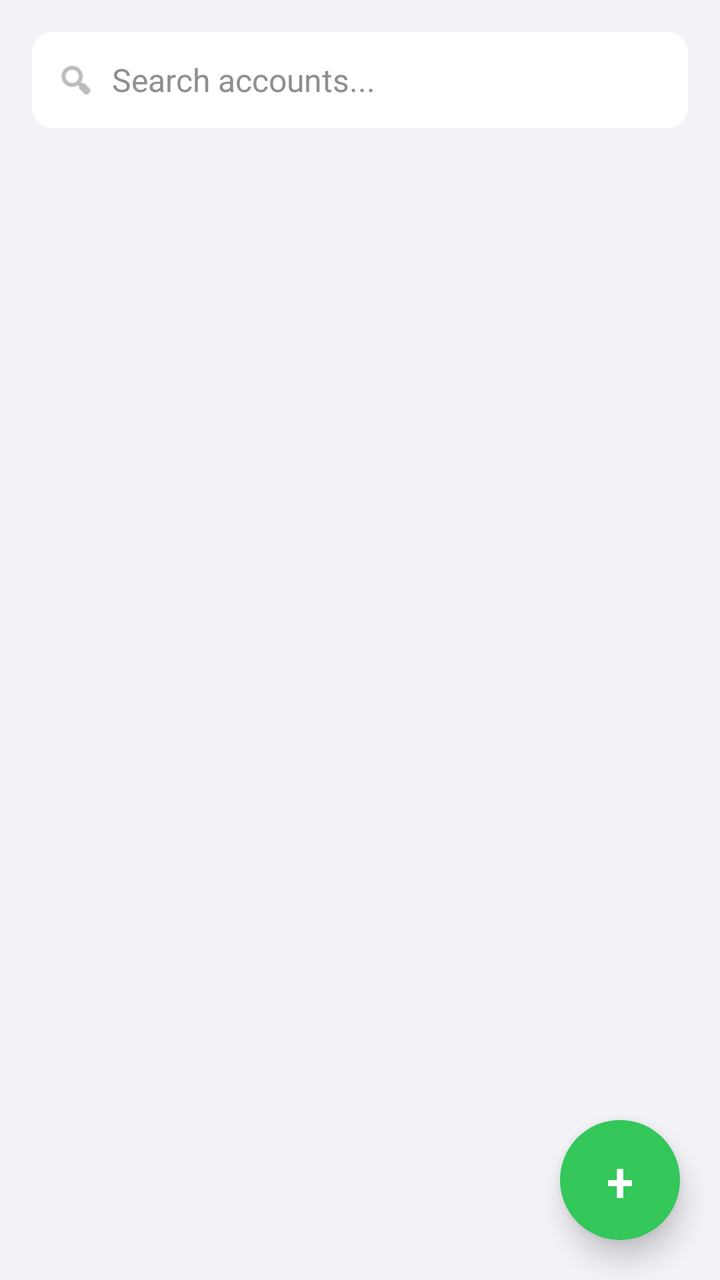
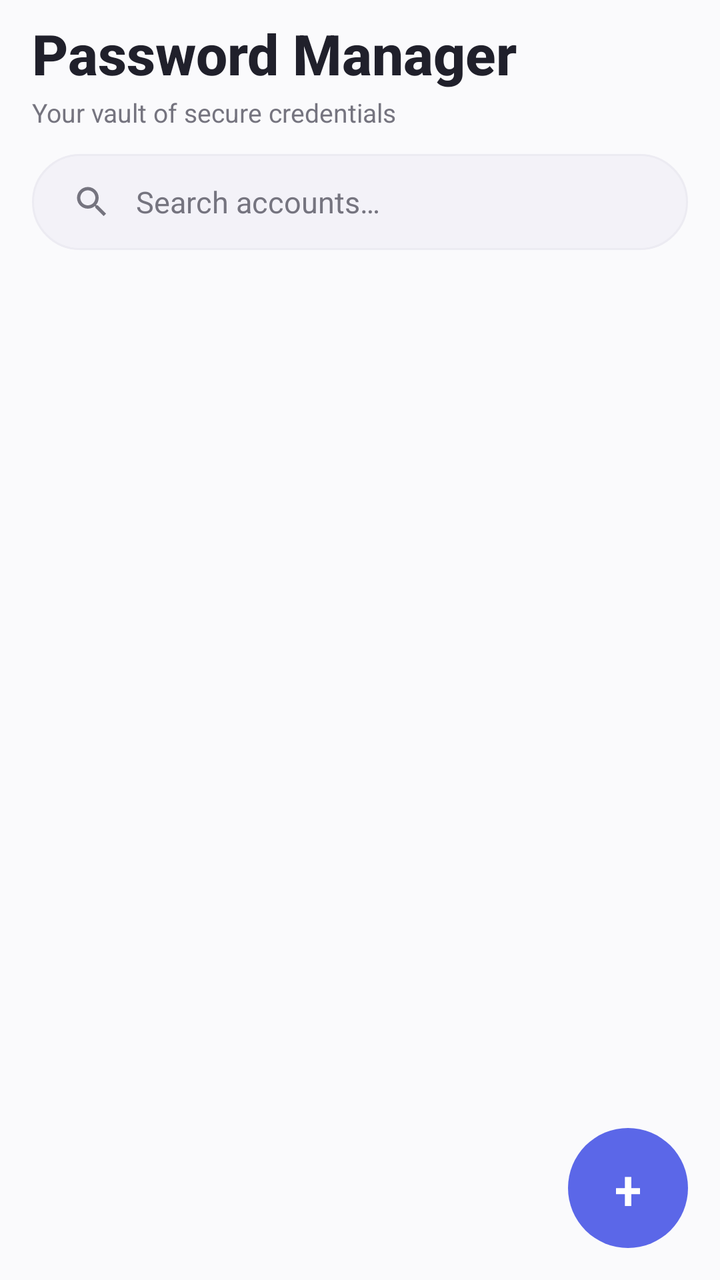

The first picture is an Android layout as it rendered before a commit; the second is the same layout after the commit. The layout source and the unified diff follow.
<!-- AndroidManifest.xml: application theme Theme.LorenzFlow -->
<!-- res/layout/fragment_password_manager.xml -->
<?xml version="1.0" encoding="utf-8"?>
<FrameLayout
    xmlns:android="http://schemas.android.com/apk/res/android"
    xmlns:app="http://schemas.android.com/apk/res-auto"
    android:layout_width="match_parent"
    android:layout_height="match_parent"
    android:background="@color/ios_grouped_background">

    <LinearLayout
        android:layout_width="match_parent"
        android:layout_height="match_parent"
        android:orientation="vertical">

        
        <com.google.android.material.card.MaterialCardView
            android:layout_width="match_parent"
            android:layout_height="wrap_content"
            android:layout_margin="16dp"
            app:cardCornerRadius="10dp"
            app:cardElevation="0dp"
            app:strokeWidth="0dp"
            app:cardBackgroundColor="?attr/colorSurface">

            <LinearLayout
                android:layout_width="match_parent"
                android:layout_height="wrap_content"
                android:orientation="horizontal"
                android:gravity="center_vertical"
                android:paddingHorizontal="12dp"
                android:paddingVertical="4dp">

                <ImageView
                    android:layout_width="20dp"
                    android:layout_height="20dp"
                    android:src="@android:drawable/ic_menu_search"
                    app:tint="@color/ios_secondary_label"
                    android:importantForAccessibility="no"/>

                <EditText
                    android:id="@+id/edit_search_passwords"
                    android:layout_width="match_parent"
                    android:layout_height="40dp"
                    android:layout_marginStart="8dp"
                    android:background="@android:color/transparent"
                    android:hint="Search accounts..."
                    android:textColor="?attr/colorOnSurface"
                    android:textColorHint="@color/ios_secondary_label"
                    android:textSize="16sp"
                    android:inputType="text"
                    android:maxLines="1"
                    android:fontFamily="sans-serif"/>

            </LinearLayout>

        </com.google.android.material.card.MaterialCardView>

        
        <androidx.core.widget.NestedScrollView
            android:layout_width="match_parent"
            android:layout_height="match_parent"
            android:fillViewport="true">

            <FrameLayout
                android:layout_width="match_parent"
                android:layout_height="wrap_content">

                
                <LinearLayout
                    android:id="@+id/empty_state_passwords"
                    android:layout_width="match_parent"
                    android:layout_height="wrap_content"
                    android:gravity="center"
                    android:orientation="vertical"
                    android:layout_marginTop="60dp"
                    android:padding="24dp"
                    android:visibility="gone">

                    <ImageView
                        android:layout_width="72dp"
                        android:layout_height="72dp"
                        android:src="@drawable/ic_lock"
                        android:alpha="0.2"
                        app:tint="?attr/colorOnSurface"
                        android:importantForAccessibility="no" />

                    <TextView
                        android:layout_width="wrap_content"
                        android:layout_height="wrap_content"
                        android:layout_marginTop="16dp"
                        android:text="No passwords stored yet.\nTap + to secure your first password!"
                        android:textAlignment="center"
                        android:textColor="@color/ios_secondary_label"
                        android:textSize="15sp"
                        android:fontFamily="sans-serif" />

                </LinearLayout>

                
                <androidx.recyclerview.widget.RecyclerView
                    android:id="@+id/recycler_passwords"
                    android:layout_width="match_parent"
                    android:layout_height="wrap_content"
                    android:paddingHorizontal="16dp"
                    android:paddingBottom="80dp"
                    android:clipToPadding="false"/>

            </FrameLayout>

        </androidx.core.widget.NestedScrollView>

    </LinearLayout>

    
    <com.google.android.material.button.MaterialButton
        android:id="@+id/fab_add_password"
        android:layout_width="60dp"
        android:layout_height="60dp"
        android:layout_gravity="bottom|end"
        android:layout_marginEnd="20dp"
        android:layout_marginBottom="20dp"
        android:elevation="8dp"
        android:text="+"
        android:textSize="28sp"
        android:textColor="@android:color/white"
        android:gravity="center"
        android:insetTop="0dp"
        android:insetBottom="0dp"
        android:insetLeft="0dp"
        android:insetRight="0dp"
        android:paddingTop="0dp"
        android:paddingBottom="0dp"
        app:backgroundTint="@color/ios_green"
        app:cornerRadius="30dp"
        style="@style/Widget.Material3.Button.UnelevatedButton" />

</FrameLayout>
<!-- resources referenced by this layout -->
<resources>
  <color name="ios_green">#34C759</color>
  <color name="ios_grouped_background">#F2F2F7</color>
  <color name="ios_secondary_label">#8E8E93</color>
  <style name="Theme.LorenzFlow" parent="Theme.Material3.Light.NoActionBar">
          <item name="colorPrimary">@color/md_theme_light_primary</item>
          <item name="colorOnPrimary">@color/md_theme_light_onPrimary</item>
          <item name="colorPrimaryContainer">@color/md_theme_light_primaryContainer</item>
          <item name="colorOnPrimaryContainer">@color/md_theme_light_onPrimaryContainer</item>
          <item name="colorSecondary">@color/md_theme_light_secondary</item>
          <item name="colorOnSecondary">@color/md_theme_light_onSecondary</item>
          <item name="colorSecondaryContainer">@color/md_theme_light_secondaryContainer</item>
          <item name="colorOnSecondaryContainer">@color/md_theme_light_onSecondaryContainer</item>
          <item name="colorTertiary">@color/md_theme_light_tertiary</item>
          <item name="colorOnTertiary">@color/md_theme_light_onTertiary</item>
          <item name="colorTertiaryContainer">@color/md_theme_light_tertiaryContainer</item>
          <item name="colorOnTertiaryContainer">@color/md_theme_light_onTertiaryContainer</item>
          <item name="colorError">@color/md_theme_light_error</item>
          <item name="colorOnError">@color/md_theme_light_onError</item>
          <item name="colorErrorContainer">@color/md_theme_light_errorContainer</item>
          <item name="colorOnErrorContainer">@color/md_theme_light_onErrorContainer</item>
          <item name="android:colorBackground">@color/md_theme_light_background</item>
          <item name="colorOnBackground">@color/md_theme_light_onBackground</item>
          <item name="colorSurface">@color/md_theme_light_surface</item>
          <item name="colorOnSurface">@color/md_theme_light_onSurface</item>
          <item name="colorSurfaceVariant">@color/md_theme_light_surfaceVariant</item>
          <item name="colorOnSurfaceVariant">@color/md_theme_light_onSurfaceVariant</item>
          <item name="colorOutline">@color/md_theme_light_outline</item>
          <item name="colorOutlineVariant">@color/md_theme_light_outlineVariant</item>
          <item name="colorSurfaceInverse">@color/md_theme_light_inverseSurface</item>
          <item name="colorOnSurfaceInverse">@color/md_theme_light_inverseOnSurface</item>
  
          
          <item name="android:statusBarColor">@android:color/transparent</item>
          <item name="android:navigationBarColor">@color/md_theme_light_surface</item>
          <item name="android:windowLightStatusBar">true</item>
      </style>
  <color name="md_theme_light_primary">#007AFF</color>
  <color name="md_theme_light_onPrimary">#FFFFFF</color>
  <color name="md_theme_light_primaryContainer">#D6E4FF</color>
  <color name="md_theme_light_onPrimaryContainer">#001B3E</color>
  <color name="md_theme_light_secondary">#5856D6</color>
  <color name="md_theme_light_onSecondary">#FFFFFF</color>
  <color name="md_theme_light_secondaryContainer">#E8E0FF</color>
  <color name="md_theme_light_onSecondaryContainer">#1C0062</color>
  <color name="md_theme_light_background">#F2F2F7</color>
  <color name="md_theme_light_onBackground">#1C1C1E</color>
  <color name="md_theme_light_onSurface">#1C1C1E</color>
  <color name="md_theme_light_surfaceVariant">#FFFFFF</color>
  <color name="md_theme_light_onSurfaceVariant">#3C3C43</color>
  <color name="md_theme_light_outline">#C6C6C8</color>
  <color name="md_theme_light_outlineVariant">#E5E5EA</color>
  <!-- unchanged entries left out for length: 12 -->
</resources>

<!-- the commit's change to res/layout/fragment_password_manager.xml (unified diff, before → after) -->
@@ -4,7 +4,7 @@
     xmlns:app="http://schemas.android.com/apk/res-auto"
     android:layout_width="match_parent"
     android:layout_height="match_parent"
-    android:background="@color/ios_grouped_background">
+    android:background="@color/lf_background">
 
     <LinearLayout
         android:layout_width="match_parent"
@@ -12,52 +12,67 @@
         android:orientation="vertical">
 
         
-        <com.google.android.material.card.MaterialCardView
+        <TextView
+            android:layout_width="wrap_content"
+            android:layout_height="wrap_content"
+            android:layout_marginTop="@dimen/lf_spacing_sm"
+            android:paddingHorizontal="@dimen/lf_screen_padding"
+            android:text="@string/pm_title"
+            android:textSize="28sp"
+            android:textStyle="bold"
+            android:fontFamily="sans-serif-medium"
+            android:textColor="@color/lf_text_primary" />
+
+        <TextView
+            android:layout_width="wrap_content"
+            android:layout_height="wrap_content"
+            android:layout_marginTop="2dp"
+            android:paddingHorizontal="@dimen/lf_screen_padding"
+            android:text="@string/pm_subtitle"
+            android:textSize="13sp"
+            android:textColor="@color/lf_text_secondary" />
+
+        
+        <LinearLayout
             android:layout_width="match_parent"
-            android:layout_height="wrap_content"
-            android:layout_margin="16dp"
-            app:cardCornerRadius="10dp"
-            app:cardElevation="0dp"
-            app:strokeWidth="0dp"
-            app:cardBackgroundColor="?attr/colorSurface">
+            android:layout_height="@dimen/lf_search_height"
+            android:layout_marginHorizontal="@dimen/lf_screen_padding"
+            android:layout_marginTop="@dimen/lf_spacing_md"
+            android:background="@drawable/pill_search_background"
+            android:gravity="center_vertical"
+            android:orientation="horizontal"
+            android:paddingHorizontal="@dimen/lf_search_horizontal_padding">
 
-            <LinearLayout
+            <ImageView
+                android:layout_width="20dp"
+                android:layout_height="20dp"
+                android:src="@drawable/ic_search"
+                app:tint="@color/lf_text_secondary"
+                android:importantForAccessibility="no" />
+
+            <EditText
+                android:id="@+id/edit_search_passwords"
                 android:layout_width="match_parent"
-                android:layout_height="wrap_content"
-                android:orientation="horizontal"
-                android:gravity="center_vertical"
-                android:paddingHorizontal="12dp"
-                android:paddingVertical="4dp">
+                android:layout_height="match_parent"
+                android:layout_marginStart="12dp"
+                android:background="@null"
+                android:hint="@string/pm_search_hint"
+                android:textColor="@color/lf_text_primary"
+                android:textColorHint="@color/lf_text_secondary"
+                android:textSize="15sp"
+                android:inputType="text"
+                android:imeOptions="actionSearch"
+                android:importantForAutofill="no"
+                android:maxLines="1"
+                android:fontFamily="sans-serif" />
 
-                <ImageView
-                    android:layout_width="20dp"
-                    android:layout_height="20dp"
-                    android:src="@android:drawable/ic_menu_search"
-                    app:tint="@color/ios_secondary_label"
-                    android:importantForAccessibility="no"/>
-
-                <EditText
-                    android:id="@+id/edit_search_passwords"
-                    android:layout_width="match_parent"
-                    android:layout_height="40dp"
-                    android:layout_marginStart="8dp"
-                    android:background="@android:color/transparent"
-                    android:hint="Search accounts..."
-                    android:textColor="?attr/colorOnSurface"
-                    android:textColorHint="@color/ios_secondary_label"
-                    android:textSize="16sp"
-                    android:inputType="text"
-                    android:maxLines="1"
-                    android:fontFamily="sans-serif"/>
-
-            </LinearLayout>
-
-        </com.google.android.material.card.MaterialCardView>
+        </LinearLayout>
 
         
         <androidx.core.widget.NestedScrollView
             android:layout_width="match_parent"
-            android:layout_height="match_parent"
+            android:layout_height="0dp"
+            android:layout_weight="1"
             android:fillViewport="true">
 
             <FrameLayout
@@ -79,19 +94,18 @@
                         android:layout_width="72dp"
                         android:layout_height="72dp"
                         android:src="@drawable/ic_lock"
-                        android:alpha="0.2"
-                        app:tint="?attr/colorOnSurface"
+                        android:alpha="0.25"
+                        app:tint="@color/lf_text_secondary"
                         android:importantForAccessibility="no" />
 
                     <TextView
                         android:layout_width="wrap_content"
                         android:layout_height="wrap_content"
                         android:layout_marginTop="16dp"
-                        android:text="No passwords stored yet.\nTap + to secure your first password!"
+                        android:text="@string/pm_empty_passwords"
                         android:textAlignment="center"
-                        android:textColor="@color/ios_secondary_label"
-                        android:textSize="15sp"
-                        android:fontFamily="sans-serif" />
+                        android:textAppearance="@style/TextAppearance.LF.Caption"
+                        android:textSize="15sp" />
 
                 </LinearLayout>
 
@@ -100,9 +114,10 @@
                     android:id="@+id/recycler_passwords"
                     android:layout_width="match_parent"
                     android:layout_height="wrap_content"
-                    android:paddingHorizontal="16dp"
+                    android:paddingHorizontal="@dimen/lf_screen_padding"
+                    android:paddingTop="@dimen/lf_spacing_md"
                     android:paddingBottom="80dp"
-                    android:clipToPadding="false"/>
+                    android:clipToPadding="false" />
 
             </FrameLayout>
 
@@ -116,12 +131,12 @@
         android:layout_width="60dp"
         android:layout_height="60dp"
         android:layout_gravity="bottom|end"
-        android:layout_marginEnd="20dp"
-        android:layout_marginBottom="20dp"
-        android:elevation="8dp"
+        android:layout_marginEnd="@dimen/lf_screen_padding"
+        android:layout_marginBottom="@dimen/lf_screen_padding"
+        android:elevation="0dp"
         android:text="+"
         android:textSize="28sp"
-        android:textColor="@android:color/white"
+        android:textColor="@color/lf_on_accent"
         android:gravity="center"
         android:insetTop="0dp"
         android:insetBottom="0dp"
@@ -129,7 +144,7 @@
         android:insetRight="0dp"
         android:paddingTop="0dp"
         android:paddingBottom="0dp"
-        app:backgroundTint="@color/ios_green"
+        app:backgroundTint="@color/lf_accent"
         app:cornerRadius="30dp"
         style="@style/Widget.Material3.Button.UnelevatedButton" />
 
<!-- resource entries referenced after the edit -->
@@ -1,17 +1,53 @@
 <!-- resources referenced by this layout -->
 <resources>
-  <color name="ios_green">#34C759</color>
-  <color name="ios_grouped_background">#F2F2F7</color>
-  <color name="ios_secondary_label">#8E8E93</color>
+  <color name="lf_accent">#5B67E8</color>
+  <color name="lf_background">#FAFAFC</color>
+  <color name="lf_on_accent">#FFFFFF</color>
+  <color name="lf_text_primary">#20202B</color>
+  <color name="lf_text_secondary">#75747F</color>
+  <dimen name="lf_screen_padding">16dp</dimen>
+  <dimen name="lf_search_height">48dp</dimen>
+  <dimen name="lf_search_horizontal_padding">20dp</dimen>
+  <dimen name="lf_spacing_md">12dp</dimen>
+  <dimen name="lf_spacing_sm">8dp</dimen>
+  <!-- drawable ic_search (drawable) -->
+  <vector xmlns:android="http://schemas.android.com/apk/res/android"
+      android:width="24dp"
+      android:height="24dp"
+      android:viewportWidth="24"
+      android:viewportHeight="24">
+      <path
+          android:fillColor="@android:color/white"
+          android:pathData="M15.5,14h-0.79l-0.28,-0.27C15.41,12.59 16,11.11 16,9.5 16,5.91 13.09,3 9.5,3S3,5.91 3,9.5 5.91,16 9.5,16c1.61,0 3.09,-0.59 4.23,-1.57l0.27,0.28v0.79l5,4.99L20.49,19l-4.99,-5zM9.5,14C7.01,14 5,11.99 5,9.5S7.01,5 9.5,5 14,7.01 14,9.5 11.99,14 9.5,14z" />
+  </vector>
+  <!-- drawable pill_search_background (drawable) -->
+  <?xml version="1.0" encoding="utf-8"?>
+  <shape xmlns:android="http://schemas.android.com/apk/res/android"
+      android:shape="rectangle">
+      <solid android:color="@color/lf_surface_variant" />
+      <stroke
+          android:width="1dp"
+          android:color="@color/lf_hairline" />
+      <corners android:radius="@dimen/lf_corner_pill" />
+  </shape>
+  <string name="pm_empty_passwords">No passwords stored yet.\nTap + to secure your first password!</string>
+  <string name="pm_search_hint">Search accounts…</string>
+  <string name="pm_subtitle">Your vault of secure credentials</string>
+  <string name="pm_title">Password Manager</string>
+  <style name="TextAppearance.LF.Caption" parent="TextAppearance.Material3.BodySmall">
+          <item name="android:textSize">12sp</item>
+          <item name="android:textColor">@color/lf_text_secondary</item>
+          <item name="android:fontFamily">sans-serif</item>
+      </style>
   <style name="Theme.LorenzFlow" parent="Theme.Material3.Light.NoActionBar">
-          <item name="colorPrimary">@color/md_theme_light_primary</item>
-          <item name="colorOnPrimary">@color/md_theme_light_onPrimary</item>
-          <item name="colorPrimaryContainer">@color/md_theme_light_primaryContainer</item>
-          <item name="colorOnPrimaryContainer">@color/md_theme_light_onPrimaryContainer</item>
-          <item name="colorSecondary">@color/md_theme_light_secondary</item>
-          <item name="colorOnSecondary">@color/md_theme_light_onSecondary</item>
-          <item name="colorSecondaryContainer">@color/md_theme_light_secondaryContainer</item>
-          <item name="colorOnSecondaryContainer">@color/md_theme_light_onSecondaryContainer</item>
+          <item name="colorPrimary">@color/lf_accent</item>
+          <item name="colorOnPrimary">@color/lf_on_accent</item>
+          <item name="colorPrimaryContainer">@color/lf_accent_soft</item>
+          <item name="colorOnPrimaryContainer">@color/lf_text_primary</item>
+          <item name="colorSecondary">@color/lf_accent</item>
+          <item name="colorOnSecondary">@color/lf_on_accent</item>
+          <item name="colorSecondaryContainer">@color/lf_accent_soft</item>
+          <item name="colorOnSecondaryContainer">@color/lf_text_primary</item>
           <item name="colorTertiary">@color/md_theme_light_tertiary</item>
           <item name="colorOnTertiary">@color/md_theme_light_onTertiary</item>
           <item name="colorTertiaryContainer">@color/md_theme_light_tertiaryContainer</item>
@@ -20,37 +56,42 @@
           <item name="colorOnError">@color/md_theme_light_onError</item>
           <item name="colorErrorContainer">@color/md_theme_light_errorContainer</item>
           <item name="colorOnErrorContainer">@color/md_theme_light_onErrorContainer</item>
-          <item name="android:colorBackground">@color/md_theme_light_background</item>
-          <item name="colorOnBackground">@color/md_theme_light_onBackground</item>
-          <item name="colorSurface">@color/md_theme_light_surface</item>
-          <item name="colorOnSurface">@color/md_theme_light_onSurface</item>
-          <item name="colorSurfaceVariant">@color/md_theme_light_surfaceVariant</item>
-          <item name="colorOnSurfaceVariant">@color/md_theme_light_onSurfaceVariant</item>
-          <item name="colorOutline">@color/md_theme_light_outline</item>
-          <item name="colorOutlineVariant">@color/md_theme_light_outlineVariant</item>
+          <item name="android:colorBackground">@color/lf_background</item>
+          
+          <item name="android:windowBackground">@color/lf_background</item>
+          <item name="colorOnBackground">@color/lf_text_primary</item>
+          <item name="colorSurface">@color/lf_surface</item>
+          <item name="colorOnSurface">@color/lf_text_primary</item>
+          <item name="colorSurfaceVariant">@color/lf_surface_variant</item>
+          <item name="colorOnSurfaceVariant">@color/lf_text_secondary</item>
+          <item name="colorOutline">@color/lf_hairline</item>
+          <item name="colorOutlineVariant">@color/lf_hairline</item>
           <item name="colorSurfaceInverse">@color/md_theme_light_inverseSurface</item>
           <item name="colorOnSurfaceInverse">@color/md_theme_light_inverseOnSurface</item>
+  
+          
+          <item name="shapeAppearanceSmallComponent">@style/ShapeAppearance.LF.Pill</item>
+          <item name="shapeAppearanceMediumComponent">@style/ShapeAppearance.LF.Corner24</item>
+          <item name="shapeAppearanceLargeComponent">@style/ShapeAppearance.LF.Corner24</item>
   
           
           <item name="android:statusBarColor">@android:color/transparent</item>
           <item name="android:navigationBarColor">@color/md_theme_light_surface</item>
           <item name="android:windowLightStatusBar">true</item>
       </style>
-  <color name="md_theme_light_primary">#007AFF</color>
-  <color name="md_theme_light_onPrimary">#FFFFFF</color>
-  <color name="md_theme_light_primaryContainer">#D6E4FF</color>
-  <color name="md_theme_light_onPrimaryContainer">#001B3E</color>
-  <color name="md_theme_light_secondary">#5856D6</color>
-  <color name="md_theme_light_onSecondary">#FFFFFF</color>
-  <color name="md_theme_light_secondaryContainer">#E8E0FF</color>
-  <color name="md_theme_light_onSecondaryContainer">#1C0062</color>
-  <color name="md_theme_light_background">#F2F2F7</color>
-  <color name="md_theme_light_onBackground">#1C1C1E</color>
-  <color name="md_theme_light_onSurface">#1C1C1E</color>
-  <color name="md_theme_light_surfaceVariant">#FFFFFF</color>
-  <color name="md_theme_light_onSurfaceVariant">#3C3C43</color>
-  <color name="md_theme_light_outline">#C6C6C8</color>
-  <color name="md_theme_light_outlineVariant">#E5E5EA</color>
+  <color name="lf_surface_variant">#F3F2F8</color>
+  <color name="lf_hairline">#ECEBF2</color>
+  <dimen name="lf_corner_pill">100dp</dimen>
+  <color name="lf_accent_soft">#E9EBFC</color>
+  <color name="lf_surface">#FFFFFF</color>
+  <style name="ShapeAppearance.LF.Pill" parent="ShapeAppearance.Material3.SmallComponent">
+          <item name="cornerFamily">rounded</item>
+          <item name="cornerSize">50%</item>
+      </style>
+  <style name="ShapeAppearance.LF.Corner24" parent="ShapeAppearance.Material3.MediumComponent">
+          <item name="cornerFamily">rounded</item>
+          <item name="cornerSize">24dp</item>
+      </style>
   <!-- unchanged entries left out for length: 12 -->
 </resources>
 
